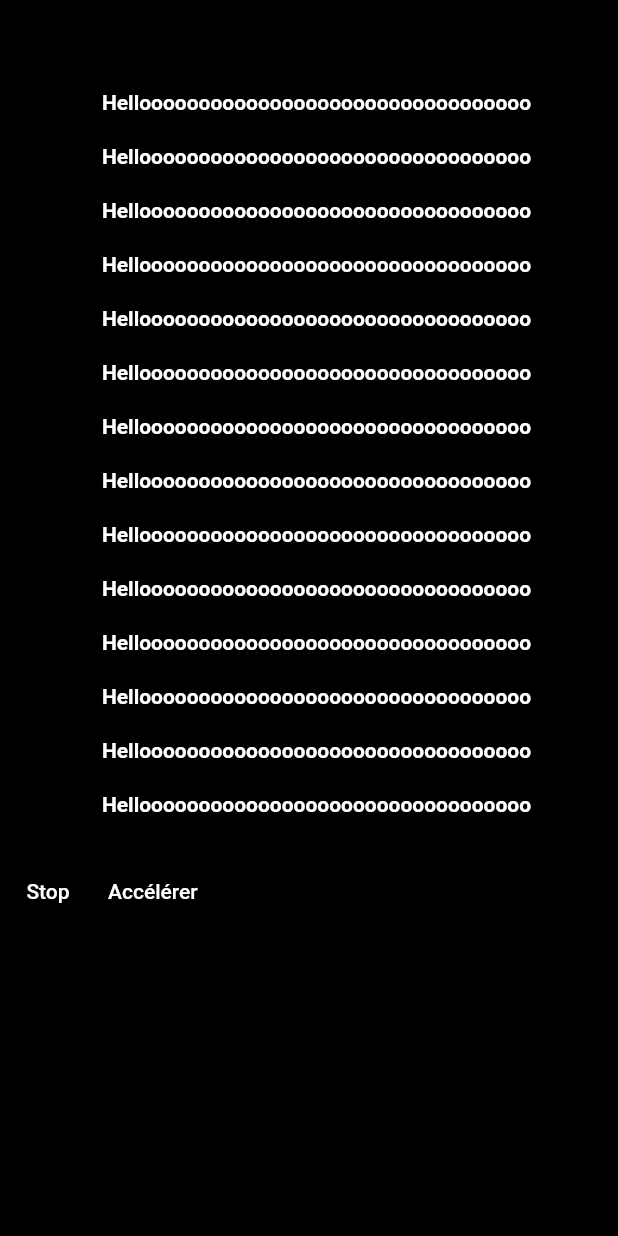
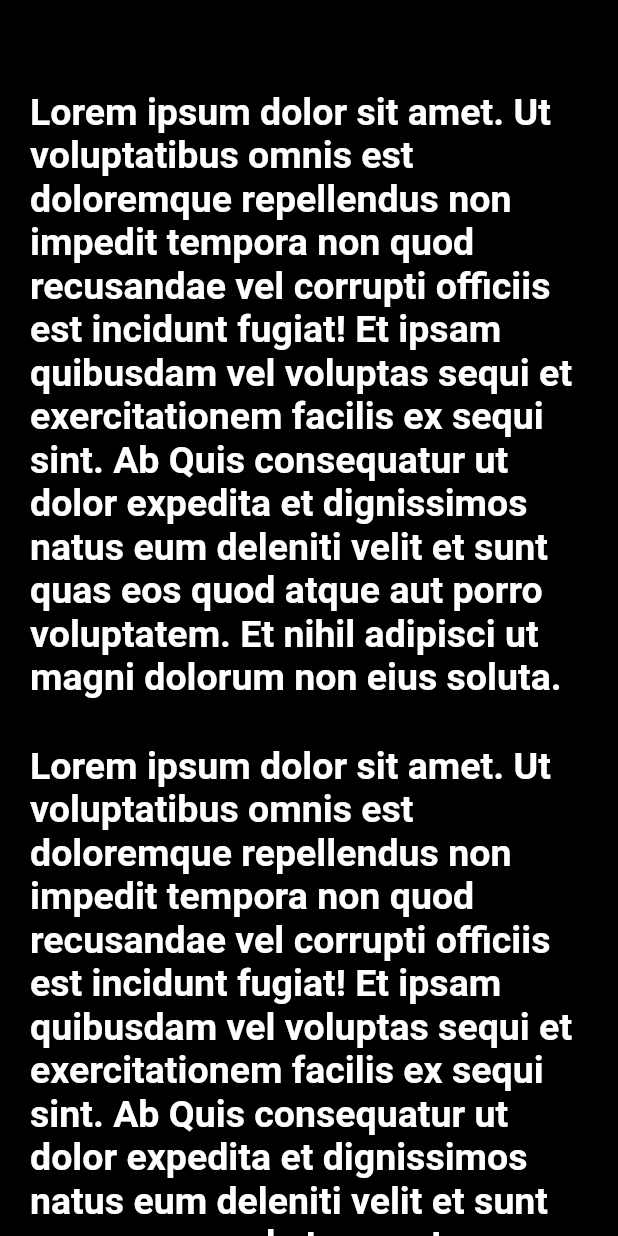
Before and after one commit to Kisat0/FlutterProject, a Flutter app: the screen it shows after launch, on a phone screen of 412 x 824 dp. Run offline on Flutter 3.47's test engine with Material 2 defaults, Android fonts, the phone set to English and light mode, and no system bars; drawn by our look-alikes of marquee.

Commit message:
update style and add flutter standard

```diff
--- a/lib/main.dart
+++ b/lib/main.dart
@@ -1,17 +1,18 @@
 import 'package:flutter/material.dart';
 import 'package:marquee/marquee.dart';
 
-void main() => runApp(MyApp());
+void main() => runApp(const MyApp());
 
 class MyApp extends StatefulWidget {
+  const MyApp({super.key});
+
   @override
   _MyAppState createState() => _MyAppState();
 }
 
 class _MyAppState extends State<MyApp> {
   double velo = 100;
-  String but = "Accélérer";
-  String but2 = "Stop";
+  final bool _key = false;
 
   @override
   Widget build(BuildContext context) {
@@ -21,51 +22,98 @@ class _MyAppState extends State<MyApp> {
         backgroundColor: Colors.black,
         body: Center(
           child: ListView(
-            padding: EdgeInsets.only(top: 50),
+            padding: const EdgeInsets.only(top: 50),
             children: [
               Column(
                 children: [_buildComplexMarquee()].map(_wrapWithStuff).toList(),
               ),
-              Row(children: [
-                TextButton(
+              Center(
+                  child: Row(children: [
+                Container(
+                  margin: const EdgeInsets.all(8),
+                  child: TextButton(
                     style: ButtonStyle(
-                    foregroundColor:
-                        MaterialStateProperty.all<Color>(Colors.white),
-                    overlayColor: MaterialStateProperty.all<Color>(Colors.blue),
-                  ),
+                        foregroundColor: MaterialStateProperty.all<Color>(
+                            const Color.fromARGB(255, 0, 0, 0)),
+                        overlayColor: MaterialStateProperty.all<Color>(
+                            const Color.fromARGB(255, 207, 207, 207)),
+                        shadowColor: MaterialStateProperty.all<Color>(
+                            const Color.fromARGB(255, 33, 82, 243)),
+                        backgroundColor: MaterialStateProperty.all<Color>(
+                            const Color.fromARGB(255, 255, 255, 255)),
+                        animationDuration: const Duration(seconds: 1)),
                     onPressed: () {
                       setState(() {
-                      if (but2 == 'Stop') {
-                        but2 = 'Start';
-                        velo = 10;
-                      } else {
-                        but2 = 'Stop';
                         velo = 100;
-                      }
                       });
                     },
-                  child: Text(but2),
+                    child: const Text('Start'),
                   ),
-                TextButton(
+                ),
+                Container(
+                  margin: const EdgeInsets.all(8),
+                  child: TextButton(
                     style: ButtonStyle(
-                    foregroundColor:
-                        MaterialStateProperty.all<Color>(Colors.white),
-                    overlayColor: MaterialStateProperty.all<Color>(Colors.blue),
-                  ),
+                        foregroundColor: MaterialStateProperty.all<Color>(
+                            const Color.fromARGB(255, 0, 0, 0)),
+                        overlayColor: MaterialStateProperty.all<Color>(
+                            const Color.fromARGB(255, 207, 207, 207)),
+                        shadowColor: MaterialStateProperty.all<Color>(
+                            const Color.fromARGB(255, 33, 82, 243)),
+                        backgroundColor: MaterialStateProperty.all<Color>(
+                            const Color.fromARGB(255, 255, 255, 255)),
+                        animationDuration: const Duration(seconds: 1)),
                     onPressed: () {
                       setState(() {
-                      if (but == 'Ralentir') {
-                        but = 'Accélérer';
-                        velo = 100;
-                      } else {
-                        but = 'Ralentir';
-                        velo = 200;
-                      }
+                        velo = 0.001;
                       });
                     },
-                  child: Text(but),
+                    child: const Text('Stop'),
                   ),
-              ])
+                ),
+                Container(
+                  margin: const EdgeInsets.all(8),
+                  child: TextButton(
+                    style: ButtonStyle(
+                        foregroundColor: MaterialStateProperty.all<Color>(
+                            const Color.fromARGB(255, 0, 0, 0)),
+                        overlayColor: MaterialStateProperty.all<Color>(
+                            const Color.fromARGB(255, 207, 207, 207)),
+                        shadowColor: MaterialStateProperty.all<Color>(
+                            const Color.fromARGB(255, 33, 82, 243)),
+                        backgroundColor: MaterialStateProperty.all<Color>(
+                            const Color.fromARGB(255, 255, 255, 255)),
+                        animationDuration: const Duration(seconds: 1)),
+                    onPressed: () {
+                      setState(() {
+                        velo = 300;
+                      });
+                    },
+                    child: const Text('Speed'),
+                  ),
+                ),
+                Container(
+                  margin: const EdgeInsets.all(8),
+                  child: TextButton(
+                    style: ButtonStyle(
+                        foregroundColor: MaterialStateProperty.all<Color>(
+                            const Color.fromARGB(255, 0, 0, 0)),
+                        overlayColor: MaterialStateProperty.all<Color>(
+                            const Color.fromARGB(255, 207, 207, 207)),
+                        shadowColor: MaterialStateProperty.all<Color>(
+                            const Color.fromARGB(255, 33, 82, 243)),
+                        backgroundColor: MaterialStateProperty.all<Color>(
+                            const Color.fromARGB(255, 255, 255, 255)),
+                        animationDuration: const Duration(seconds: 1)),
+                    onPressed: () {
+                      setState(() {
+                        velo = 100;
+                      });
+                    },
+                    child: const Text('Slow Down'),
+                  ),
+                ),
+              ])),
             ],
           ),
         ),
@@ -75,11 +123,15 @@ class _MyAppState extends State<MyApp> {
 
   Widget _buildComplexMarquee() {
     return Marquee(
-      text: ('Hellooooooooooooooooooooooooooooooooo'),
-      style: TextStyle(fontWeight: FontWeight.bold, color: Colors.white),
+      key: Key("$_key"),
+      text: !_key
+          ? "Lorem ipsum dolor sit amet. Ut voluptatibus omnis est doloremque repellendus non impedit tempora non quod recusandae vel corrupti officiis est incidunt fugiat! Et ipsam quibusdam vel voluptas sequi et exercitationem facilis ex sequi sint. Ab Quis consequatur ut dolor expedita et dignissimos natus eum deleniti velit et sunt quas eos quod atque aut porro voluptatem. Et nihil adipisci ut magni dolorum non eius soluta."
+          : 'key error',
+      style: const TextStyle(
+          fontWeight: FontWeight.bold, color: Colors.white, fontSize: 25),
       scrollAxis: Axis.vertical,
       crossAxisAlignment: CrossAxisAlignment.center,
-      blankSpace: 20,
+      blankSpace: 30,
       startPadding: 10,
       velocity: velo,
       textDirection: TextDirection.ltr,
@@ -88,9 +140,9 @@ class _MyAppState extends State<MyApp> {
 
   Widget _wrapWithStuff(Widget child) {
     return Padding(
-      padding: EdgeInsets.all(10),
+      padding: const EdgeInsets.all(10),
       child: Center(
-        child: Container(height: 500, color: Colors.black, child: child),
+        child: Container(height: 800, color: Colors.black, child: child),
       ),
     );
   }
```
Lines whose indentation alone changed are shown as unchanged.
